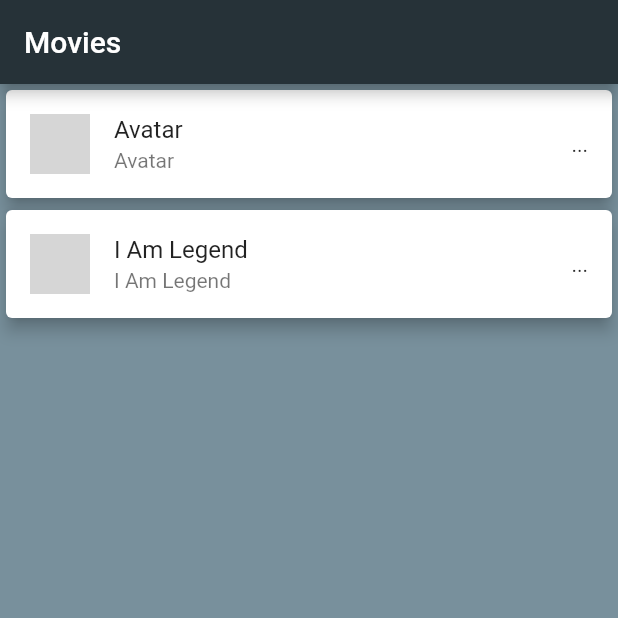
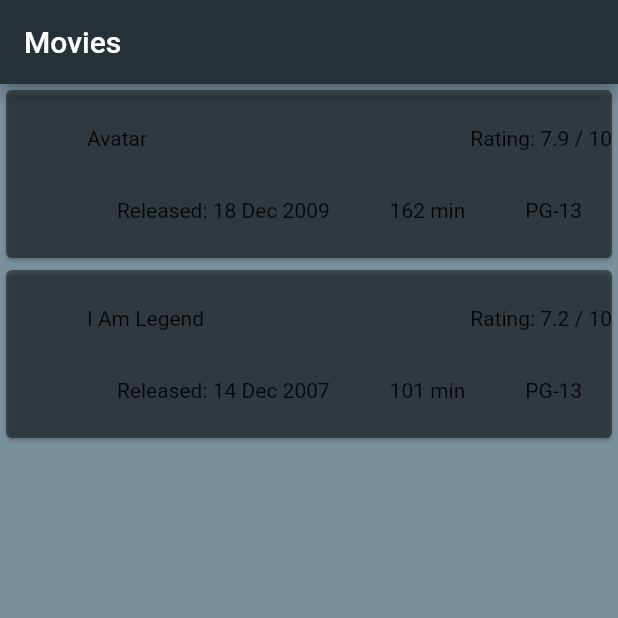
Before and after one commit to balkanemir/MD-flutter, a Flutter app: the screen it shows after launch, on a phone screen of 412 x 824 dp, the top half of it. Run offline on Flutter 3.47's test engine with Material 2 defaults, Android fonts, the phone set to English and light mode, and no system bars; grey boxes are pictures that could not be loaded.

Commit message:
Adding MovieCard

```diff
--- a/myapp/lib/ui/home.dart
+++ b/myapp/lib/ui/home.dart
@@ -34,38 +34,75 @@ final List<Movie> movieList = Movie.getMovies();
       body: ListView.builder(
         itemCount: movieList.length,
         itemBuilder: (BuildContext context, int index) {
-        return Card(
-          elevation: 4.5,
-          color: Colors.white,
-          child: ListTile(
-            leading: CircleAvatar(
-              child: Container(
-                width:200,
-                height: 200,
-                decoration: BoxDecoration(
-                  image: DecorationImage(
-                    image: NetworkImage(movieList.elementAt(index).images[0]),
-                    fit: BoxFit.cover
-                  ),
-                  borderRadius: BorderRadius.circular(13.0)
-                ),
+          return movieCard(movieList[index], context);
+        // return Card(
+        //   elevation: 4.5,
+        //   color: Colors.white,
+        //   child: ListTile(
+        //     leading: CircleAvatar(
+        //       child: Container(
+        //         width:200,
+        //         height: 200,
+        //         decoration: BoxDecoration(
+        //           image: DecorationImage(
+        //             image: NetworkImage(movieList.elementAt(index).images[0]),
+        //             fit: BoxFit.cover
+        //           ),
+        //           borderRadius: BorderRadius.circular(13.0)
+        //         ),
 
-              )
-            ),
-            trailing: Text("..."),
-             title: Text(movieList[index].title),
-             subtitle: Text("${movieList.elementAt(index).title}"),
-             onTap: () {
-                Navigator.push(context, MaterialPageRoute(
-                  builder: (context) =>  MovieListViewDetails(movieName: movieList.elementAt(index).title,
-                  movie: movieList.elementAt(index))));
-             },
-            // onTap: () => debugPrint("Movie Name: ${movies.elementAt(index)}"),
+        //       )
+        //     ),
+        //     trailing: Text("..."),
+        //      title: Text(movieList[index].title),
+        //      subtitle: Text("${movieList.elementAt(index).title}"),
+        //      onTap: () {
+        //         Navigator.push(context, MaterialPageRoute(
+        //           builder: (context) =>  MovieListViewDetails(movieName: movieList.elementAt(index).title,
+        //           movie: movieList.elementAt(index))));
+        //      },
+        //     // onTap: () => debugPrint("Movie Name: ${movies.elementAt(index)}"),
 
-          )
-        );
+        //   )
+        // );
       })
 
+    );
+  }
+
+  Widget movieCard(Movie movie, BuildContext context) {
+    return InkWell(
+      child: Container(
+        width: MediaQuery.of(context).size.width,
+        height: 120.0,
+        child: Card(
+          color: Colors.black45,
+          child: Padding(
+            padding: const EdgeInsets.only(top: 8.0, bottom: 8.0, left: 54.0),
+            child: Column(
+              crossAxisAlignment: CrossAxisAlignment.start,
+              mainAxisAlignment: MainAxisAlignment.spaceAround,
+              children: [
+                Row(
+                  mainAxisAlignment: MainAxisAlignment.spaceBetween,
+                  children: [
+                  Text(movie.title),
+                  Text("Rating: ${movie.imdbRating} / 10")],),
+                  Row(
+                    mainAxisAlignment: MainAxisAlignment.spaceAround,
+                    children: [
+                      Text("Released: ${movie.released}"),
+                      Text(movie.runtime),
+                      Text(movie.stringRated)
+                    ],
+                  )
+              ],
+            ),
+          )
+        )
+
+      ),
+      onTap: () => debugPrint(movie.title),
     );
   }
 }
```
